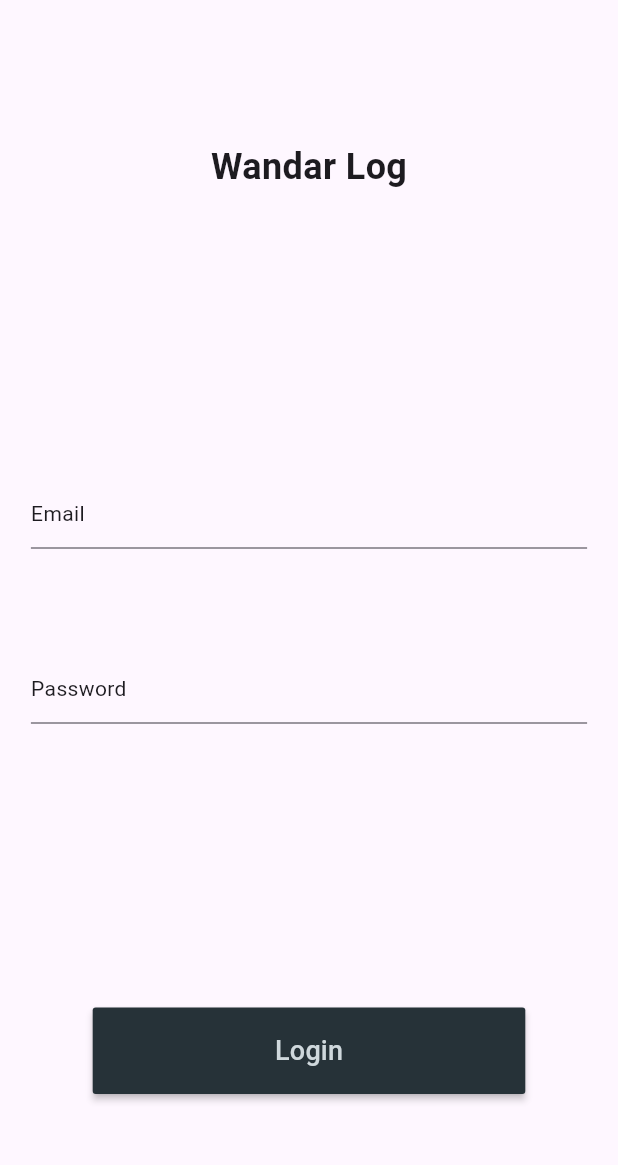
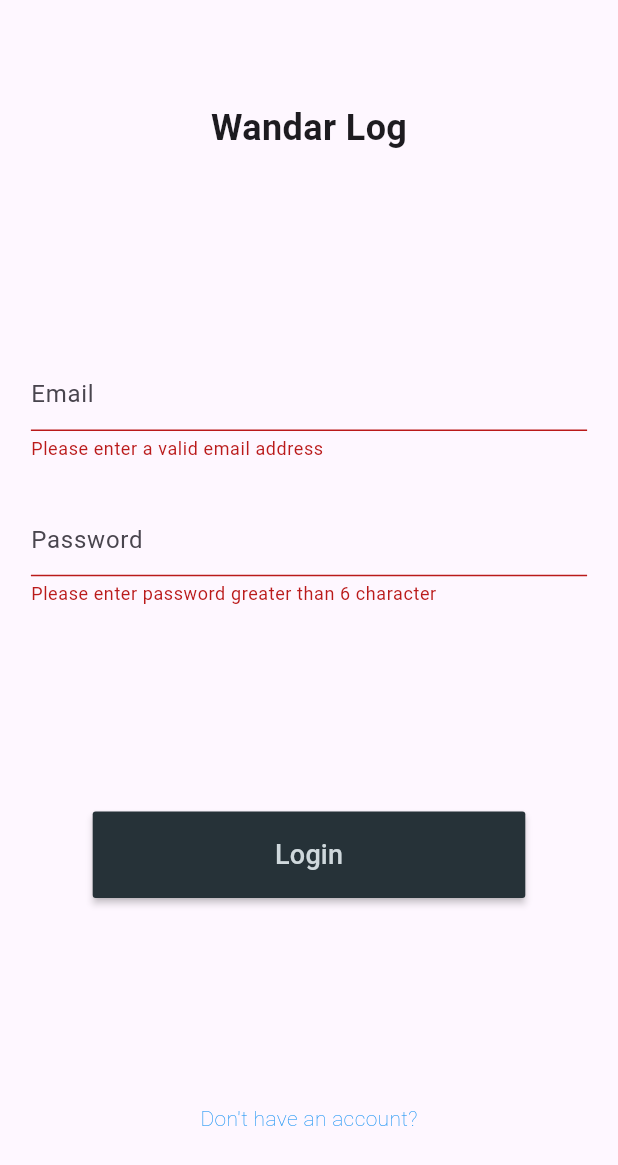
Before and after one commit to thisis-Solomon/wandar_log, a Flutter app: the screen it shows after launch, after a tap on "Login", on a phone screen of 412 x 824 dp. Shown: the top 1165 px of the screen. Run offline on Flutter 3.47's test engine with Material 3 defaults, Android fonts, the phone set to English and light mode, and no system bars.

Commit message:
Enhance login page with signup link and input field improvements

```diff
--- a/lib/pages/login_page.dart
+++ b/lib/pages/login_page.dart
@@ -10,7 +10,7 @@ class LoginPage extends StatefulWidget {
 class _LoginPageState extends State<LoginPage> {
   double? _widthDevice, _heightDevice;
 
-  final GlobalKey _loginKey = GlobalKey<FormState>();
+  final GlobalKey<FormState> _loginKey = GlobalKey<FormState>();
 
   String? _emailInput;
   String? _passwordInput;
@@ -29,7 +29,12 @@ class _LoginPageState extends State<LoginPage> {
               mainAxisAlignment: MainAxisAlignment.spaceAround,
               mainAxisSize: MainAxisSize.max,
               crossAxisAlignment: CrossAxisAlignment.center,
-              children: [_titleWidget(), _loginForm(), _submitWidgetButton()],
+              children: [
+                _titleWidget(),
+                _loginForm(),
+                _submitWidgetButton(),
+                _signupTextLink(),
+              ],
             ),
           ),
         ),
@@ -75,12 +80,13 @@ class _LoginPageState extends State<LoginPage> {
         }
         return null;
       },
-      decoration: InputDecoration(hint: Text("Email")),
+      decoration: InputDecoration(hintText: "Email"),
     );
   }
 
   Widget _passwordField() {
     return TextFormField(
+      obscureText: true,
       onSaved: (value) {
         setState(() {
           _passwordInput = value;
@@ -89,13 +95,13 @@ class _LoginPageState extends State<LoginPage> {
       validator: (value) => value!.length > 6
           ? null
           : "Please enter password greater than 6 character",
-      decoration: InputDecoration(hint: Text("Password")),
+      decoration: InputDecoration(hintText: "Password"),
     );
   }
 
   Widget _submitWidgetButton() {
     return MaterialButton(
-      onPressed: () {},
+      onPressed: _loginUser,
       minWidth: _widthDevice! * 0.70,
       height: _heightDevice! * 0.07,
       color: Colors.blueGrey[900],
@@ -105,4 +111,24 @@ class _LoginPageState extends State<LoginPage> {
       ),
     );
   }
+
+  Widget _signupTextLink() {
+    return GestureDetector(
+      onTap: () => Navigator.pushNamed(context, 'register'),
+      child: Text(
+        "Don't have an account?",
+        style: TextStyle(
+          color: Colors.blue,
+          fontSize: 14,
+          fontWeight: FontWeight.w200,
+        ),
+      ),
+    );
+  }
+
+  void _loginUser() {
+    if (_loginKey.currentState!.validate()) {
+      _loginKey.currentState!.save();
+    }
+  }
 }
```
